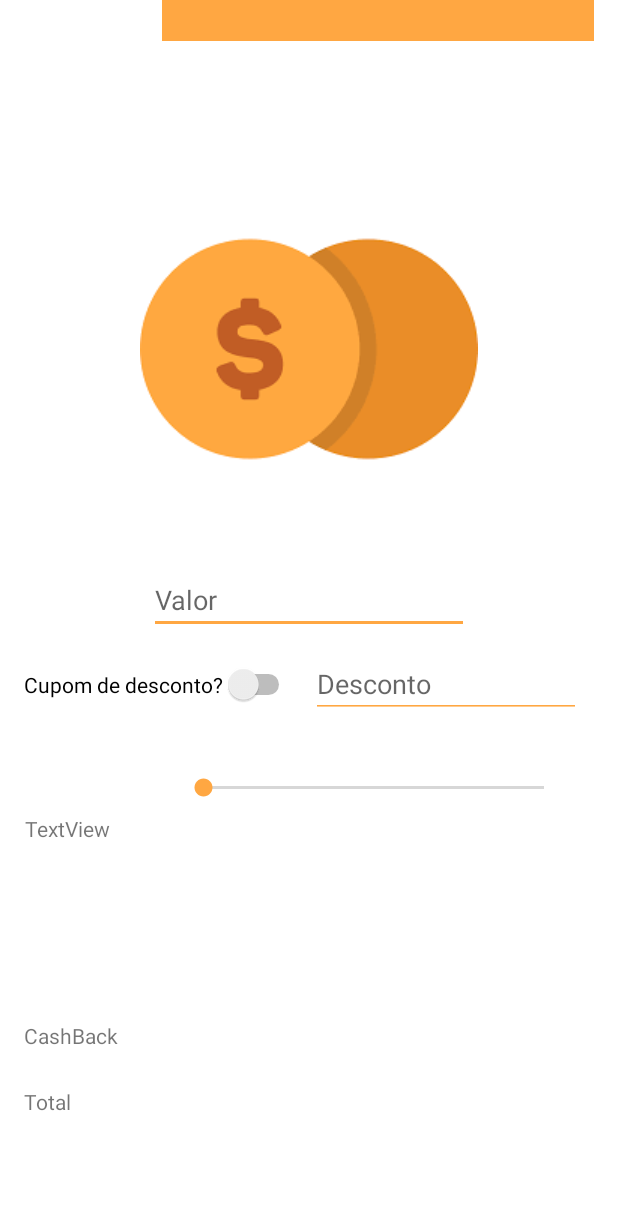
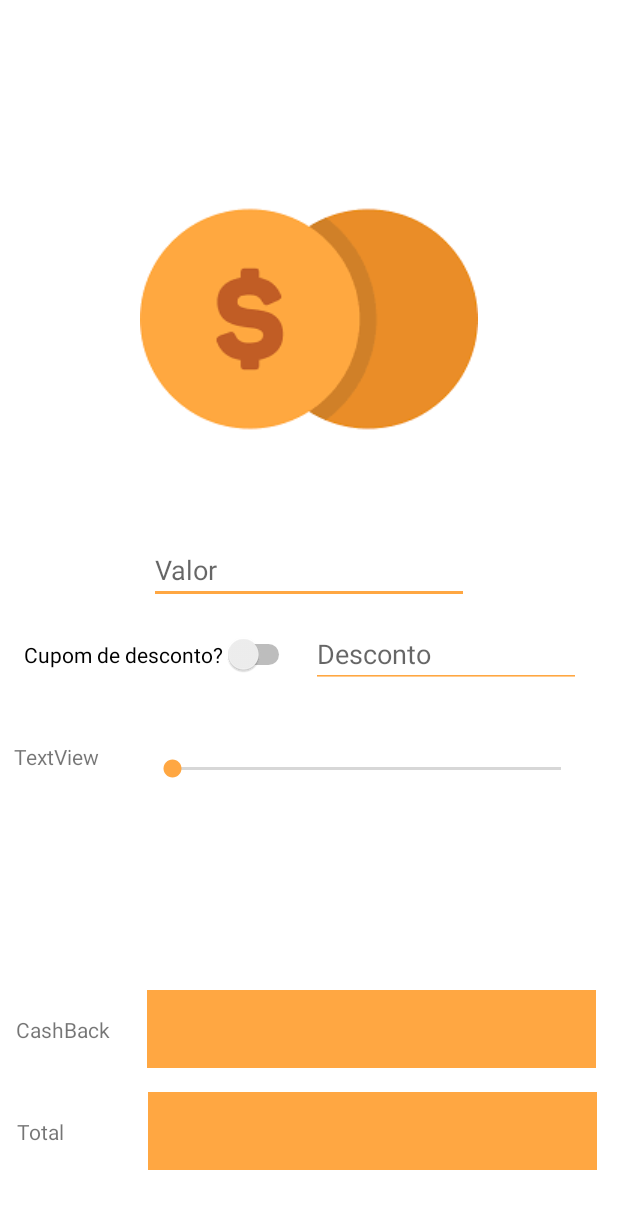
Before and after one commit to Carvs10/MobilePro, an Android app: the layout activity_main.xml on its own in the app's theme, with its tools: preview values and no code run, on a phone screen of 412 x 824 dp. Shown: the top 1209 px of the screen. Run offline under Robolectric (Android 15) with nearby library versions, the phone set to English and light mode, and no system bars.

Commit message:
Visibility Updates, nothing functional yet

```diff
--- a/app/src/main/res/layout/activity_main.xml
+++ b/app/src/main/res/layout/activity_main.xml
@@ -15,21 +15,20 @@
         app:layout_constraintEnd_toEndOf="parent"
         app:layout_constraintStart_toStartOf="parent"
         app:layout_constraintTop_toTopOf="parent"
-        app:layout_constraintVertical_bias="0.201" />
+        app:layout_constraintVertical_bias="0.167" />
 
     <SeekBar
         android:id="@+id/seekBar"
-        android:layout_width="259dp"
-        android:layout_height="47dp"
-        android:layout_marginTop="32dp"
+        android:layout_width="291dp"
+        android:layout_height="45dp"
+        android:layout_marginTop="40dp"
         android:max="100"
+        android:progressTint="@color/primaria"
+        android:thumbTint="@color/primaria"
         app:layout_constraintEnd_toEndOf="parent"
-        app:layout_constraintHorizontal_bias="0.782"
+        app:layout_constraintHorizontal_bias="0.816"
         app:layout_constraintStart_toStartOf="parent"
-        app:layout_constraintTop_toBottomOf="@+id/switch2"
-        android:thumbTint="@color/primaria"
-        android:progressTint="@color/primaria"
-        />
+        app:layout_constraintTop_toBottomOf="@+id/switch2" />
 
     <Switch
         android:id="@+id/switch2"
@@ -61,45 +60,51 @@
         android:id="@+id/textView2"
         android:layout_width="73dp"
         android:layout_height="28dp"
-        android:layout_marginBottom="16dp"
+        android:layout_marginBottom="40dp"
         android:text="CashBack"
         app:layout_constraintBottom_toTopOf="@+id/textView3"
         app:layout_constraintEnd_toStartOf="@+id/editTextNumberDecimal"
-        app:layout_constraintHorizontal_bias="0.47"
+        app:layout_constraintHorizontal_bias="0.44"
         app:layout_constraintStart_toStartOf="parent" />
 
     <TextView
         android:id="@+id/textView3"
         android:layout_width="50dp"
         android:layout_height="27dp"
-        android:layout_marginBottom="72dp"
+        android:layout_marginBottom="52dp"
         android:text="Total"
         app:layout_constraintBottom_toBottomOf="parent"
         app:layout_constraintEnd_toStartOf="@+id/editTextNumberDecimal2"
-        app:layout_constraintHorizontal_bias="0.28"
+        app:layout_constraintHorizontal_bias="0.229"
         app:layout_constraintStart_toStartOf="parent" />
 
     <EditText
         android:id="@+id/editTextNumberDecimal"
-        android:layout_width="288dp"
-        android:layout_height="27dp"
-        android:layout_marginEnd="16dp"
+        android:layout_width="299dp"
+        android:layout_height="52dp"
+        android:layout_marginBottom="16dp"
         android:background="@color/primaria"
         android:ems="10"
         android:inputType="numberDecimal"
+        app:layout_constraintBottom_toTopOf="@+id/editTextNumberDecimal2"
         app:layout_constraintEnd_toEndOf="parent"
-        tools:layout_editor_absoluteY="585dp" />
+        app:layout_constraintHorizontal_bias="0.869"
+        app:layout_constraintStart_toStartOf="parent"
+        app:layout_constraintTop_toBottomOf="@+id/seekBar"
+        app:layout_constraintVertical_bias="1.0" />
 
     <EditText
         android:id="@+id/editTextNumberDecimal2"
-        android:layout_width="288dp"
-        android:layout_height="27dp"
-        android:layout_marginEnd="16dp"
+        android:layout_width="299dp"
+        android:layout_height="52dp"
+        android:layout_marginBottom="44dp"
         android:background="@color/primaria"
         android:ems="10"
         android:inputType="numberDecimal"
+        app:layout_constraintBottom_toBottomOf="parent"
         app:layout_constraintEnd_toEndOf="parent"
-        tools:layout_editor_absoluteY="632dp" />
+        app:layout_constraintHorizontal_bias="0.875"
+        app:layout_constraintStart_toStartOf="parent" />
 
     <EditText
         android:id="@+id/editTextNumber3"
@@ -118,14 +123,14 @@
 
     <TextView
         android:id="@+id/textView4"
-        android:layout_width="wrap_content"
-        android:layout_height="wrap_content"
+        android:layout_width="75dp"
+        android:layout_height="23dp"
         android:text="TextView"
         app:layout_constraintBottom_toTopOf="@+id/textView2"
         app:layout_constraintEnd_toStartOf="@+id/seekBar"
-        app:layout_constraintHorizontal_bias="0.262"
+        app:layout_constraintHorizontal_bias="0.391"
         app:layout_constraintStart_toStartOf="parent"
         app:layout_constraintTop_toBottomOf="@+id/switch2"
-        app:layout_constraintVertical_bias="0.381" />
+        app:layout_constraintVertical_bias="0.22" />
 
 </androidx.constraintlayout.widget.ConstraintLayout>
--- a/app/src/main/res/values-night/themes.xml
+++ /dev/null
@@ -1,16 +0,0 @@
-<resources xmlns:tools="http://schemas.android.com/tools">
-    <!-- Base application theme. -->
-    <style name="Theme.CashBack" parent="Theme.MaterialComponents.DayNight.DarkActionBar">
-        <!-- Primary brand color. -->
-        <item name="colorPrimary">@color/purple_200</item>
-        <item name="colorPrimaryVariant">@color/purple_700</item>
-        <item name="colorOnPrimary">@color/black</item>
-        <!-- Secondary brand color. -->
-        <item name="colorSecondary">@color/teal_200</item>
-        <item name="colorSecondaryVariant">@color/teal_200</item>
-        <item name="colorOnSecondary">@color/black</item>
-        <!-- Status bar color. -->
-        <item name="android:statusBarColor" tools:targetApi="l">?attr/colorPrimaryVariant</item>
-        <!-- Customize your theme here. -->
-    </style>
-</resources>
--- a/app/src/main/res/values/themes.xml
+++ b/app/src/main/res/values/themes.xml
@@ -1,6 +1,6 @@
 <resources xmlns:tools="http://schemas.android.com/tools">
     <!-- Base application theme. -->
-    <style name="Theme.CashBack" parent="Theme.MaterialComponents.DayNight.DarkActionBar">
+    <style name="Theme.CashBack" parent="Theme.MaterialComponents.Light.NoActionBar">
         <!-- Primary brand color. -->
         <item name="colorPrimary">@color/purple_500</item>
         <item name="colorPrimaryVariant">@color/purple_700</item>
@@ -10,7 +10,7 @@
         <item name="colorSecondaryVariant">@color/teal_700</item>
         <item name="colorOnSecondary">@color/black</item>
         <!-- Status bar color. -->
-        <item name="android:statusBarColor" tools:targetApi="l">?attr/colorPrimaryVariant</item>
+        <item name="android:statusBarColor" tools:targetApi="l">@color/primaria</item>
         <!-- Customize your theme here. -->
     </style>
 </resources>
```
